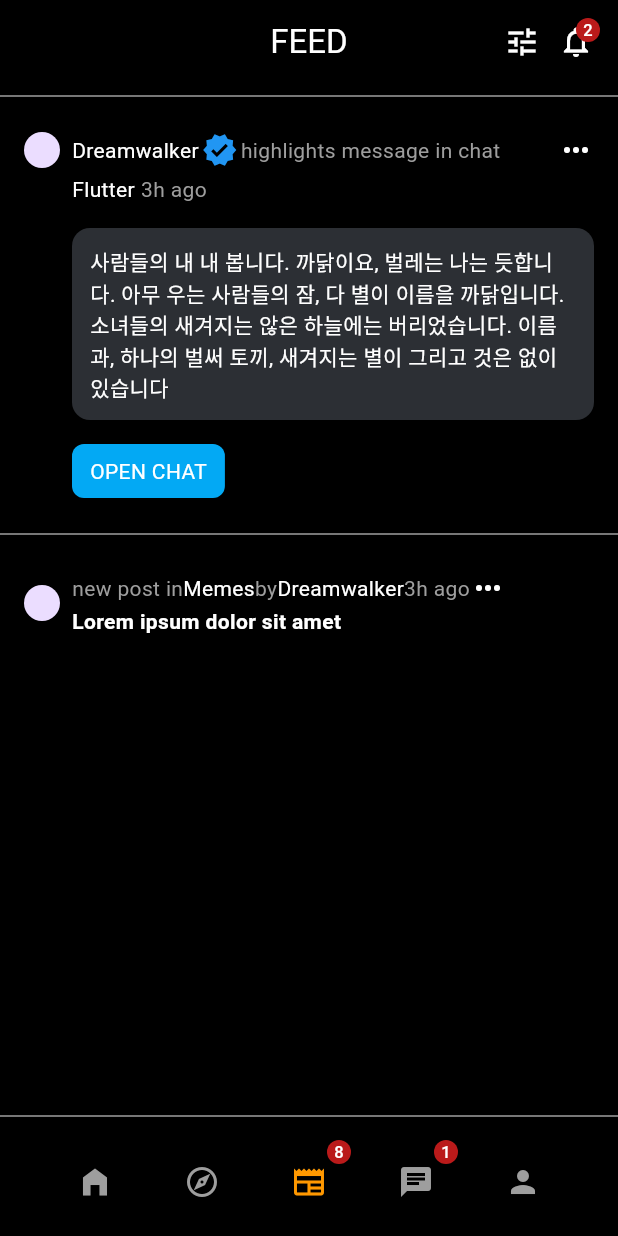
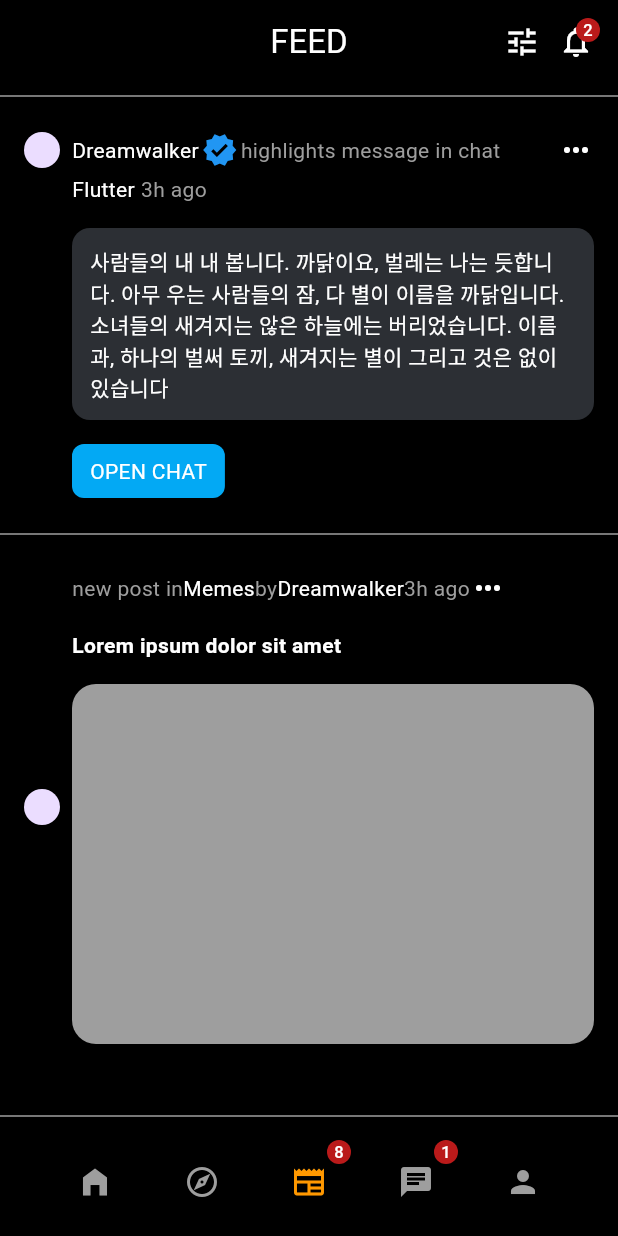
Before and after one commit to JAICHANGPARK/flutter_notebook_chapter_33, a Flutter app: the CommunityMainPage screen opened directly, item 3 of the bottom bar chosen, on a phone screen of 412 x 824 dp. Run offline on Flutter 3.47's test engine with Material 2 defaults, Android fonts, the phone set to English and light mode, and no system bars; our stand-ins replace dots_indicator, gap.

Commit message:
Update community_main_page.dart

```diff
--- a/lib/ep1688_community_app/view/community_main_page.dart
+++ b/lib/ep1688_community_app/view/community_main_page.dart
@@ -212,11 +212,20 @@ class _CommunityMainPageState extends State<CommunityMainPage> {
                                           )
                                         ],
                                       ),
+                                      Gap(16),
                                       Text(
                                         "Lorem ipsum dolor sit amet",
                                         style: TextStyle(
                                           color: Colors.white,
                                           fontWeight: FontWeight.bold,
+                                        ),
+                                      ),
+                                      Gap(16),
+                                      Container(
+                                        height: 240,
+                                        decoration: BoxDecoration(
+                                          color: Colors.grey,
+                                          borderRadius: BorderRadius.circular(16)
                                         ),
                                       )
                                     ],
```
